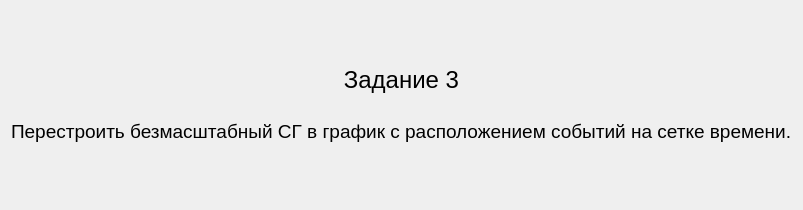
First picture: the form in qt_designer_ui/TextTask3.ui, repository IvaMarin/Project-Network-Diagram-App, before the edit.
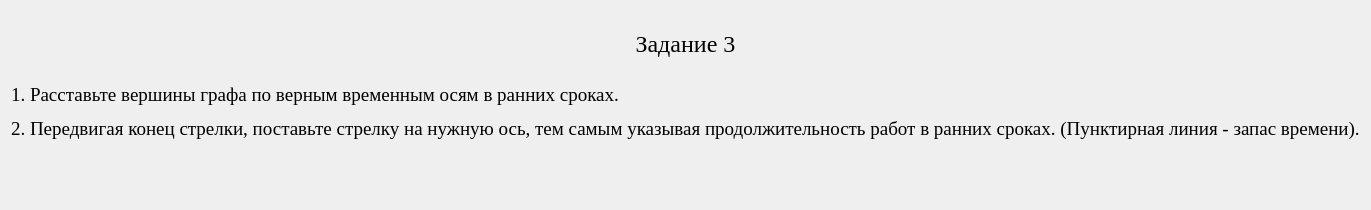
Second picture: the form after the edit.

Diff of the .ui file:
```diff
--- a/qt_designer_ui/TextTask3.ui
+++ b/qt_designer_ui/TextTask3.ui
@@ -6,7 +6,7 @@
    <rect>
     <x>0</x>
     <y>0</y>
-    <width>621</width>
+    <width>795</width>
     <height>210</height>
    </rect>
   </property>
@@ -16,8 +16,13 @@
   <layout class="QVBoxLayout" name="verticalLayout">
    <item>
     <widget class="QLabel" name="label">
+     <property name="font">
+      <font>
+       <family>Times New Roman</family>
+      </font>
+     </property>
      <property name="text">
-      <string>&lt;html&gt;&lt;head/&gt;&lt;body&gt;&lt;p align=&quot;center&quot;&gt;&lt;span style=&quot; font-size:18pt;&quot;&gt;Задание 3&lt;/span&gt;&lt;br/&gt;&lt;/p&gt;&lt;p&gt;&lt;span style=&quot; font-size:14pt;&quot;&gt;Перестроить безмасштабный СГ в график с расположением событий на сетке времени.&lt;/span&gt;&lt;/p&gt;&lt;/body&gt;&lt;/html&gt;</string>
+      <string>&lt;html&gt;&lt;head/&gt;&lt;body&gt;&lt;p align=&quot;center&quot;&gt;&lt;span style=&quot; font-size:18pt;&quot;&gt;Задание 3&lt;/span&gt;&lt;br/&gt;&lt;/p&gt;&lt;p&gt;&lt;span style=&quot; font-size:14pt;&quot;&gt;1. Расставьте вершины графа по верным временным осям в ранних сроках.&lt;/span&gt;&lt;/p&gt;&lt;p&gt;&lt;span style=&quot; font-size:14pt;&quot;&gt;2. Передвигая конец стрелки, поставьте стрелку на нужную ось, тем самым указывая продолжительность работ в ранних сроках. (Пунктирная линия - запас времени).&lt;/span&gt;&lt;/p&gt;&lt;p&gt;&lt;br/&gt;&lt;/p&gt;&lt;/body&gt;&lt;/html&gt;</string>
      </property>
     </widget>
    </item>
```
